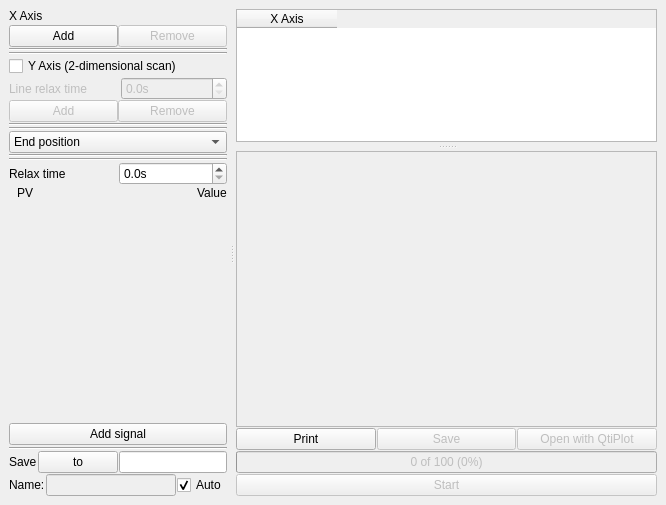
The window that mainwindow.ui (AustralianSynchrotron/MotorScan) describes before a commit, drawn with Qt 5.
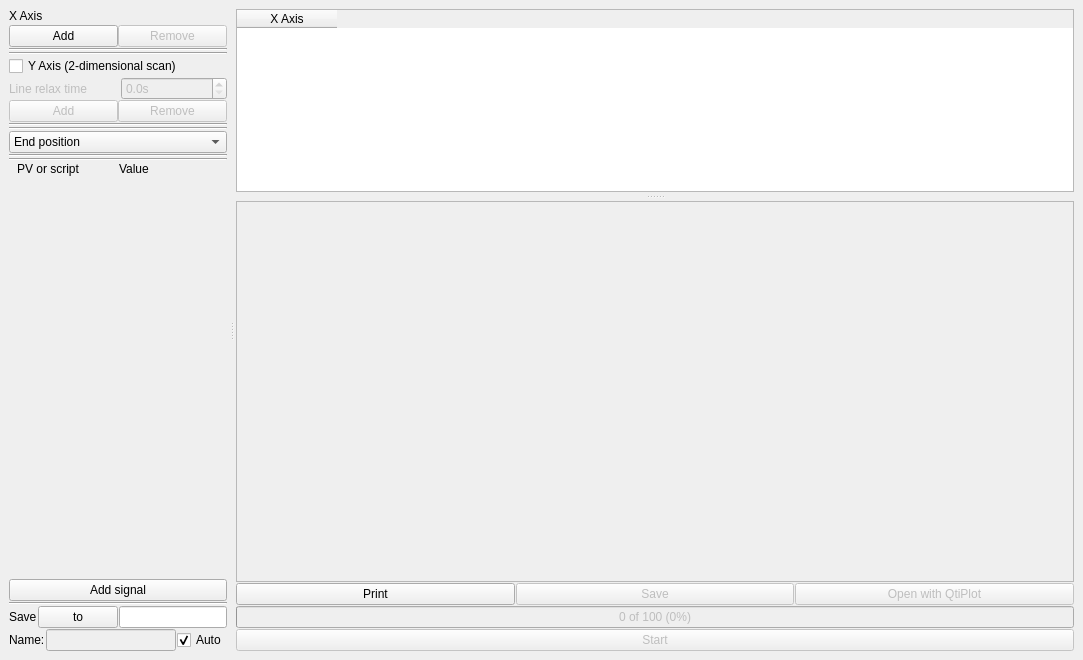
The same window after the commit. Icons and pictures are not drawn. Custom widgets are drawn as their Qt base class.

```diff
--- a/mainwindow.ui
+++ b/mainwindow.ui
@@ -6,8 +6,8 @@
    <rect>
     <x>0</x>
     <y>0</y>
-    <width>666</width>
-    <height>505</height>
+    <width>1083</width>
+    <height>660</height>
    </rect>
   </property>
   <property name="windowTitle">
@@ -224,30 +224,6 @@
           </property>
          </widget>
         </item>
-        <item>
-         <layout class="QHBoxLayout" name="horizontalLayout_6">
-          <item>
-           <widget class="QLabel" name="label_4">
-            <property name="text">
-             <string>Relax time</string>
-            </property>
-           </widget>
-          </item>
-          <item>
-           <widget class="QDoubleSpinBox" name="relax">
-            <property name="suffix">
-             <string>s</string>
-            </property>
-            <property name="decimals">
-             <number>1</number>
-            </property>
-            <property name="maximum">
-             <double>3600.000000000000000</double>
-            </property>
-           </widget>
-          </item>
-         </layout>
-        </item>
         <item>
          <widget class="QScrollArea" name="signalsList">
           <property name="sizePolicy">
@@ -276,8 +252,8 @@
             <rect>
              <x>0</x>
              <y>0</y>
-             <width>234</width>
-             <height>197</height>
+             <width>328</width>
+             <height>327</height>
             </rect>
            </property>
            <layout class="QVBoxLayout" name="verticalLayout_4">
@@ -312,12 +288,24 @@
                   </sizepolicy>
                  </property>
                  <property name="text">
-                  <string>PV</string>
+                  <string>PV or script</string>
                  </property>
                 </widget>
                </item>
                <item row="0" column="2">
                 <widget class="QLabel" name="label_18">
+                 <property name="sizePolicy">
+                  <sizepolicy hsizetype="Fixed" vsizetype="Preferred">
+                   <horstretch>0</horstretch>
+                   <verstretch>0</verstretch>
+                  </sizepolicy>
+                 </property>
+                 <property name="minimumSize">
+                  <size>
+                   <width>108</width>
+                   <height>0</height>
+                  </size>
+                 </property>
                  <property name="text">
                   <string>Value</string>
                  </property>
@@ -353,9 +341,6 @@
           </property>
          </widget>
         </item>
-        <item>
-         <widget class="Script" name="script" native="true"/>
-        </item>
         <item>
          <widget class="Line" name="line_2">
           <property name="orientation">
@@ -609,12 +594,6 @@
    <header>axis.h</header>
    <container>1</container>
   </customwidget>
-  <customwidget>
-   <class>Script</class>
-   <extends>QWidget</extends>
-   <header>script.h</header>
-   <container>1</container>
-  </customwidget>
  </customwidgets>
  <resources>
   <include location="scanmx.qrc"/>
```
